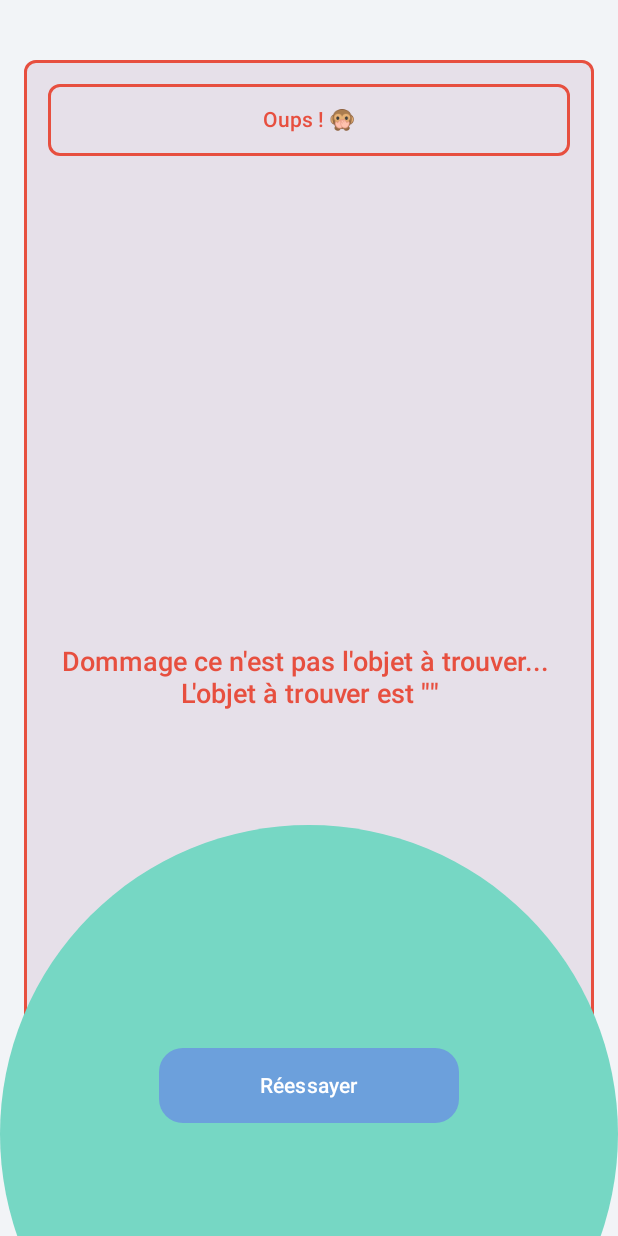
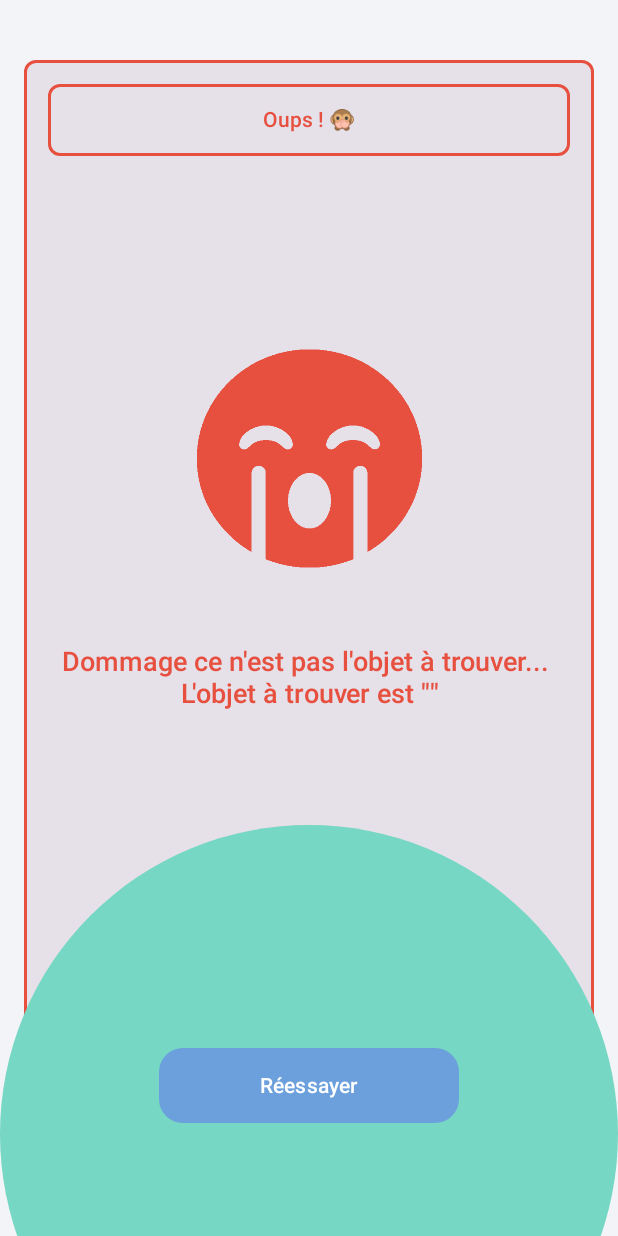
Before and after one commit to Muuushuuu/Objektik, an Android app built with Jetpack Compose: the composable ErrorScreen called with empty values, on a phone screen of 412 x 824 dp. Run offline under Robolectric (Android 15) with nearby library versions, the phone set to English and light mode, and no system bars.

Commit message:
Ajout image central Page Erreur

```diff
--- a/app/src/main/java/com/example/objektik/screen/ErrorScreen.kt
+++ b/app/src/main/java/com/example/objektik/screen/ErrorScreen.kt
@@ -1,14 +1,19 @@
 package com.example.objektik.screen
 
 import androidx.compose.foundation.BorderStroke
+import androidx.compose.foundation.Image
 import androidx.compose.foundation.background
+import androidx.compose.foundation.layout.Arrangement
 import androidx.compose.foundation.layout.Box
+import androidx.compose.foundation.layout.Column
+import androidx.compose.foundation.layout.Spacer
 import androidx.compose.foundation.layout.absoluteOffset
 import androidx.compose.foundation.layout.aspectRatio
 import androidx.compose.foundation.layout.fillMaxSize
 import androidx.compose.foundation.layout.fillMaxWidth
 import androidx.compose.foundation.layout.height
 import androidx.compose.foundation.layout.padding
+import androidx.compose.foundation.layout.size
 import androidx.compose.foundation.layout.width
 import androidx.compose.foundation.shape.CircleShape
 import androidx.compose.foundation.shape.RoundedCornerShape
@@ -18,12 +23,15 @@ import androidx.compose.runtime.Composable
 import androidx.compose.ui.Alignment
 import androidx.compose.ui.Modifier
 import androidx.compose.ui.graphics.Color
+import androidx.compose.ui.layout.ContentScale
+import androidx.compose.ui.res.painterResource
 import androidx.compose.ui.text.style.TextAlign
 import androidx.compose.ui.tooling.preview.Preview
 import androidx.compose.ui.unit.dp
 import androidx.compose.ui.unit.sp
 import androidx.compose.ui.zIndex
 import androidx.navigation.NavHostController
+import com.example.objektik.R
 import com.example.objektik.ui.components.CustomButton
 import com.example.objektik.ui.components.CustomPopup
 import com.example.objektik.ui.theme.BluePrimary
@@ -80,12 +88,30 @@ fun ErrorScreen(nomFrancais: String, onStartClick: () -> Unit) {
                         .padding(16.dp),
                     contentAlignment = Alignment.Center
                 ) {
+                    Column(
+                        modifier = Modifier.fillMaxSize()
+                            .padding(bottom = 200.dp),
+                        verticalArrangement = Arrangement.Center,
+                        horizontalAlignment = Alignment.CenterHorizontally
+                    ) {
+                        Image(
+                            painter = painterResource(id = R.drawable.sad),
+                            contentDescription = "Image emohi sad",
+                            modifier = Modifier.size(150.dp),
+                            contentScale = ContentScale.Crop
+                        )
+                        Spacer(
+                            modifier = Modifier.fillMaxWidth()
+                                .height(50.dp))
+
                         Text(
                             text = "Dommage ce n'est pas l'objet à trouver... \nL'objet à trouver est \"$nomFrancais\"",
                             fontSize = 18.sp,
                             textAlign = TextAlign.Center,
                             color = ErrorColor
                         )
+                    }
+
                 }
             }
 
```
Also changed, not shown: app/src/main/res/drawable/sad.png (added), 5 other files. Lines whose indentation alone changed are shown as unchanged.
